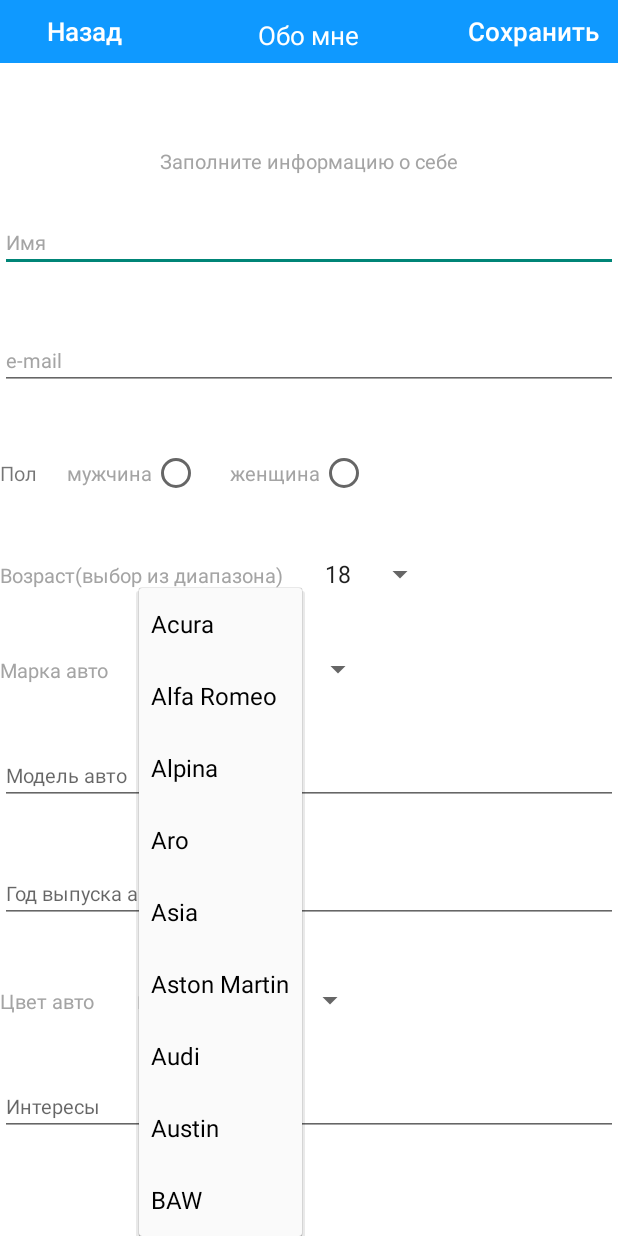
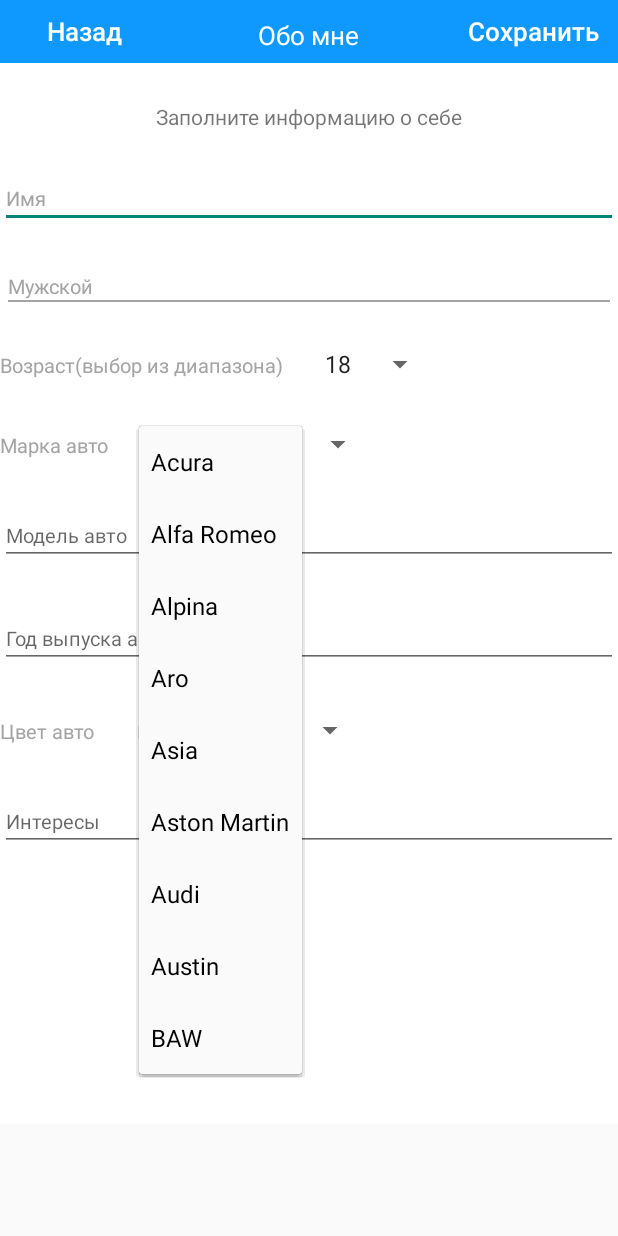
Before and after one commit to Dima2407/smapl, an Android app: the fragment AboutYourselfFragment shown on its own in the app's theme, after a tap on "Acura", on a phone screen of 412 x 824 dp. Run offline under Robolectric (Android 15) with nearby library versions, the phone set to English and light mode, and no system bars; our stand-ins replace data binding; 4 statements that could not run were skipped; 3 other taps on this screen came first.

Commit message:
Changes in UI on AboutYourSelf screen

```diff
--- a/app/src/main/java/com/smapl_android/ui/fragments/AboutYourselfFragment.java
+++ b/app/src/main/java/com/smapl_android/ui/fragments/AboutYourselfFragment.java
@@ -1,15 +1,19 @@
 package com.smapl_android.ui.fragments;
 
 import android.databinding.DataBindingUtil;
+import android.graphics.Typeface;
 import android.os.Bundle;
 import android.support.annotation.Nullable;
 import android.support.v4.app.Fragment;
 import android.view.LayoutInflater;
 import android.view.View;
 import android.view.ViewGroup;
+import android.widget.AdapterView;
+import android.widget.ArrayAdapter;
 import android.widget.EditText;
-import android.widget.RadioGroup;
 import android.widget.Spinner;
+import android.widget.TextView;
+
 import com.smapl_android.R;
 import com.smapl_android.core.validation.ValidationException;
 import com.smapl_android.core.validation.Validators;
@@ -27,14 +31,20 @@ public class AboutYourselfFragment extends BaseFragment {
     private UserInfoViewModel user;
     private Presenter presenter = new Presenter();
 
-    private RadioGroup gender;
+    // private RadioGroup gender;
     private Spinner age;
     private Spinner carBrand;
     private EditText carYearOfIssue;
     private Spinner carColor;
     private EditText name;
-    private EditText email;
+    // private EditText email;
     private EditText carModel;
+    //private EditText editGender;
+    //private RelativeLayout layoutGender;
+    private Spinner spinnerGender;
+    // private View viewGender;
+    private TextView txtTitle;
+    private TextView txtSpinnerGenderDefault;
 
     @Nullable
     @Override
@@ -50,15 +60,34 @@ public class AboutYourselfFragment extends BaseFragment {
     public void onViewCreated(View view, @Nullable Bundle savedInstanceState) {
         super.onViewCreated(view, savedInstanceState);
 
+        /*Typeface face;
+        face = Typeface.createFromAsset(getActivity().getAssets(), "font/text_style.otf");*/
+
+        txtTitle = (TextView) view.findViewById(R.id.text_about_yourself);
+        // txtTitle.setTypeface(face);
         name = (EditText) view.findViewById(R.id.edit_about_yourself_name);
-        email = (EditText) view.findViewById(R.id.edit_about_yourself_email);
-        gender = (RadioGroup) view.findViewById(R.id.radio_group_about_yourself_gender);
+        // email = (EditText) view.findViewById(R.id.edit_about_yourself_email);
+        // gender = (RadioGroup) view.findViewById(R.id.radio_group_about_yourself_gender);
         age = (Spinner) view.findViewById(R.id.spinner_about_yourself_age);
         carBrand = (Spinner) view.findViewById(R.id.spinner_about_yourself_car_brand);
         carYearOfIssue = (EditText) view.findViewById(R.id.edit_about_yourself_car_yaer_of_issue);
         carColor = (Spinner) view.findViewById(R.id.spinner_about_yourself_car_color);
         carModel = (EditText) view.findViewById(R.id.edit_about_yourself_car_model);
-
+        txtSpinnerGenderDefault = (TextView) view.findViewById(R.id.txt_spinner_gender_default);
+        //layoutGender = (RelativeLayout) view.findViewById(R.id.layout_gender_registration);
+        //  editGender = (EditText) view.findViewById(R.id.edit_gender_registration);
+        spinnerGender = (Spinner) view.findViewById(R.id.spinner_gender_registration);
+        //ArrayAdapter<CharSequence> adapter = new ArrayAdapter<CharSequence>(getContext(), R.layout.row_text_spinner);
+        ArrayAdapter<CharSequence> adapter = ArrayAdapter.createFromResource(getContext(), R.array.gender, R.layout.row_text_spinner);
+        adapter.setDropDownViewResource(R.layout.row_text_spinner_down);
+        spinnerGender.setAdapter(adapter);
+        txtSpinnerGenderDefault.setOnClickListener(new View.OnClickListener() {
+            @Override
+            public void onClick(View v) {
+                txtSpinnerGenderDefault.setVisibility(View.GONE);
+                spinnerGender.performClick();
+            }
+        });
     }
 
     private void registration() {
@@ -75,8 +104,8 @@ public class AboutYourselfFragment extends BaseFragment {
 
         user.phone.set(phoneNumber);
         user.password.set(password);
-        if (gender.getCheckedRadioButtonId() >= 0)
-            user.gender.set(gender.getCheckedRadioButtonId() == R.id.radio_about_yourself_man ? GENDER_MAN : GENDER_WOMAN);
+        //if (gender.getCheckedRadioButtonId() >= 0)
+        //    user.gender.set(gender.getCheckedRadioButtonId() == R.id.radio_about_yourself_man ? GENDER_MAN : GENDER_WOMAN);
         user.age.set(age.getSelectedItem().toString());
         user.carBrand.set(carBrand.getSelectedItem().toString());
         user.carYearOfIssue.set(carYearOfIssue.getText().toString());
@@ -101,12 +130,12 @@ public class AboutYourselfFragment extends BaseFragment {
             isValidate = false;
         }
 
-        try {
+      /*  try {
             Validators.getEmailValidator(getContext()).validate(email.getText().toString());
         } catch (ValidationException e) {
             email.setError(e.getMessage());
             isValidate = false;
-        }
+        }*/
 
         try {
             Validators.getCarModelValidator(getContext()).validate(carModel.getText().toString());
--- /dev/null
+++ b/app/src/main/java/com/smapl_android/ui/widgets/AboutYourSelfSpinner.java
@@ -0,0 +1,14 @@
+package com.smapl_android.ui.widgets;
+
+import android.content.Context;
+import android.widget.Spinner;
+
+/**
+ * Created by dimazatolokin on 08.09.17.
+ */
+
+public class AboutYourSelfSpinner extends Spinner {
+    public AboutYourSelfSpinner(Context context) {
+        super(context);
+    }
+}
--- a/app/src/main/res/layout/fragment_about_yourself.xml
+++ b/app/src/main/res/layout/fragment_about_yourself.xml
@@ -22,8 +22,8 @@
         <LinearLayout
             android:layout_width="match_parent"
             android:layout_height="match_parent"
-            android:orientation="vertical"
-            android:background="@android:color/white">
+            android:background="@android:color/white"
+            android:orientation="vertical">
 
             <LinearLayout
                 android:id="@+id/linear_about_yourself_menu"
@@ -73,76 +73,78 @@
                 android:id="@+id/text_about_yourself"
                 android:layout_width="match_parent"
                 android:layout_height="wrap_content"
-                android:layout_marginTop="56dp"
+                android:layout_marginTop="26dp"
                 android:text="@string/text_about_yourself"
-                android:textAlignment="center"
-                android:textColor="@color/about_yourself_hint"
-                android:textSize="@dimen/core_text_size" />
+                android:textAlignment="center" />
 
             <EditText
                 android:id="@+id/edit_about_yourself_name"
+                style="@style/TextStyle"
                 android:layout_width="match_parent"
                 android:layout_height="wrap_content"
                 android:layout_marginTop="25dp"
-                android:textSize="@dimen/core_text_size"
                 android:hint="@string/name"
                 android:imeOptions="actionDone"
                 android:text="@{user.name}"
                 android:textColorHint="@color/about_yourself_hint"
                 app:addTextChangedListener="@{user.nameTextWatcher}" />
 
-            <EditText
+            <!--<EditText
                 android:id="@+id/edit_about_yourself_email"
+                style="@style/TextStyle"
                 android:layout_width="match_parent"
                 android:layout_height="wrap_content"
-                android:textSize="@dimen/core_text_size"
                 android:layout_marginTop="@dimen/about_yourself_indent"
                 android:hint="@string/email"
                 android:text="@{user.email}"
                 android:textColorHint="@color/about_yourself_hint"
-                app:addTextChangedListener="@{user.emailTextWatcher}" />
+                app:addTextChangedListener="@{user.emailTextWatcher}" />-->
 
-            <RadioGroup
-                android:id="@+id/radio_group_about_yourself_gender"
+
+            <!-- <EditText
+                 android:id="@+id/edit_gender_registration"
+                 style="@style/TextStyle"
+                 android:layout_width="match_parent"
+                 android:layout_height="wrap_content"
+
+                 android:textColorHint="@color/about_yourself_hint" />
+
+             <View
+                 android:id="@+id/view_gender_registration"
+                 android:layout_width="match_parent"
+                 android:layout_height="match_parent"
+                 android:layout_alignBottom="@id/edit_gender_registration"
+                 android:layout_alignTop="@id/edit_gender_registration"/>-->
+
+            <RelativeLayout
                 android:layout_width="match_parent"
                 android:layout_height="wrap_content"
-                android:layout_marginTop="@dimen/about_yourself_indent"
-                android:orientation="horizontal">
+                android:layout_marginLeft="5dp"
+                android:layout_marginRight="5dp"
+                android:layout_marginTop="@dimen/about_yourself_indent">
+
+                <Spinner
+                    android:id="@+id/spinner_gender_registration"
+                    style="@style/spinner_gender"
+                    android:layout_width="match_parent"
+                    android:layout_height="wrap_content"
+                    android:entries="@array/gender" />
 
                 <TextView
-                    android:layout_width="wrap_content"
-                    android:layout_height="wrap_content"
-                    android:text="@string/gender"
-                    android:textColorHint="@color/about_yourself_hint"
-                    android:textSize="@dimen/core_text_size" />
+                    android:id="@+id/txt_spinner_gender_default"
+                    style="@style/TextStyle"
+                    android:layout_width="match_parent"
+                    android:layout_height="match_parent"
+                    android:background="@android:color/white"
+                    android:text="@string/gender" />
 
-                <TextView
-                    android:layout_width="wrap_content"
-                    android:layout_height="wrap_content"
-                    android:text="@string/man"
-                    android:layout_marginLeft="20dp"
-                    android:textColor="@color/about_yourself_hint"
-                    android:textSize="@dimen/core_text_size" />
+                <View
+                    android:layout_width="match_parent"
+                    android:layout_height="1dp"
+                    android:layout_below="@id/spinner_gender_registration"
+                    android:background="@color/about_yourself_hint" />
 
-                <RadioButton
-                    android:id="@+id/radio_about_yourself_man"
-                    android:layout_width="wrap_content"
-                    android:layout_height="wrap_content" />
-
-                <TextView
-                    android:layout_width="wrap_content"
-                    android:layout_height="wrap_content"
-                    android:text="@string/woman"
-                    android:layout_marginLeft="20dp"
-                    android:textColor="@color/about_yourself_hint"
-                    android:textSize="@dimen/core_text_size" />
-
-                <RadioButton
-                    android:id="@+id/radio_about_yourself_woman"
-                    android:layout_width="wrap_content"
-                    android:layout_height="wrap_content" />
-
-            </RadioGroup>
+            </RelativeLayout>
 
             <LinearLayout
                 android:layout_width="match_parent"
@@ -151,11 +153,11 @@
                 android:orientation="horizontal">
 
                 <TextView
+                    style="@style/TextStyle"
                     android:layout_width="wrap_content"
                     android:layout_height="wrap_content"
                     android:text="@string/text_about_yourself_age"
-                    android:textColor="@color/about_yourself_hint"
-                    android:textSize="@dimen/core_text_size" />
+                    android:textColor="@color/about_yourself_hint" />
 
                 <Spinner
                     android:id="@+id/spinner_about_yourself_age"
@@ -173,11 +175,10 @@
                 android:orientation="horizontal">
 
                 <TextView
+                    style="@style/TextStyle"
                     android:layout_width="wrap_content"
                     android:layout_height="wrap_content"
-                    android:text="@string/text_about_yourself_car_brand"
-                    android:textColor="@color/about_yourself_hint"
-                    android:textSize="@dimen/core_text_size" />
+                    android:text="@string/text_about_yourself_car_brand" />
 
                 <Spinner
                     android:id="@+id/spinner_about_yourself_car_brand"
@@ -190,18 +191,18 @@
 
             <EditText
                 android:id="@+id/edit_about_yourself_car_model"
+                style="@style/TextStyle"
                 android:layout_width="match_parent"
                 android:layout_height="wrap_content"
                 android:layout_marginTop="@dimen/about_yourself_indent"
                 android:hint="@string/car_model"
                 android:imeOptions="actionDone"
                 android:text="@{user.carModel}"
-                android:textColor="@color/about_yourself_hint"
-                android:textSize="@dimen/core_text_size"
                 app:addTextChangedListener="@{user.carModelTextWatcher}" />
 
             <EditText
                 android:id="@+id/edit_about_yourself_car_yaer_of_issue"
+                style="@style/TextStyle"
                 android:layout_width="match_parent"
                 android:layout_height="wrap_content"
                 android:layout_marginTop="@dimen/about_yourself_indent"
@@ -210,8 +211,6 @@
                 android:inputType="number"
                 android:maxLength="4"
                 android:text="@{user.carYearOfIssue}"
-                android:textColor="@color/about_yourself_hint"
-                android:textSize="@dimen/core_text_size"
                 app:addTextChangedListener="@{user.carYearTextWatcher}" />
 
             <LinearLayout
@@ -221,11 +220,10 @@
                 android:orientation="horizontal">
 
                 <TextView
+                    style="@style/TextStyle"
                     android:layout_width="wrap_content"
                     android:layout_height="wrap_content"
-                    android:text="@string/text_about_yourself_car_color"
-                    android:textColor="@color/about_yourself_hint"
-                    android:textSize="@dimen/core_text_size" />
+                    android:text="@string/text_about_yourself_car_color" />
 
                 <Spinner
                     android:id="@+id/spinner_about_yourself_car_color"
@@ -238,14 +236,13 @@
 
             <EditText
                 android:id="@+id/edit_about_yourself_interests"
+                style="@style/TextStyle"
                 android:layout_width="match_parent"
                 android:layout_height="wrap_content"
+                android:layout_marginBottom="182dp"
                 android:layout_marginTop="@dimen/about_yourself_indent"
                 android:hint="@string/hint_interests"
                 android:text="@{user.interests}"
-                android:textColor="@color/about_yourself_hint"
-                android:textSize="@dimen/core_text_size"
-                android:layout_marginBottom="182dp"
                 app:addTextChangedListener="@{user.interestsTextWatcher}" />
 
         </LinearLayout>
--- /dev/null
+++ b/app/src/main/res/layout/row_text_spinner.xml
@@ -0,0 +1,8 @@
+<?xml version="1.0" encoding="utf-8"?>
+<TextView xmlns:android="http://schemas.android.com/apk/res/android"
+    android:layout_width="match_parent"
+    android:layout_height="match_parent"
+    android:textSize="13sp"
+    android:textColor="@color/about_yourself_hint">
+
+</TextView>
--- /dev/null
+++ b/app/src/main/res/layout/row_text_spinner_down.xml
@@ -0,0 +1,10 @@
+<?xml version="1.0" encoding="utf-8"?>
+<TextView xmlns:android="http://schemas.android.com/apk/res/android"
+    android:layout_width="match_parent"
+    android:layout_height="match_parent"
+    android:paddingBottom="5dp"
+    android:paddingTop="5dp"
+    android:textColor="@color/about_yourself_hint"
+    android:textSize="13sp">
+
+</TextView>
--- a/app/src/main/res/values/dimens.xml
+++ b/app/src/main/res/values/dimens.xml
@@ -17,7 +17,7 @@
     <dimen name="login_white_shape_hight">216dp</dimen>
     <dimen name="btn_facebook_margin_top">25dp</dimen>
     <dimen name="btn_facebook_margin_bottom">29dp</dimen>
-    <dimen name="about_yourself_indent">39dp</dimen>
+    <dimen name="about_yourself_indent">29dp</dimen>
     <dimen name="load_car_photo_size">134dp</dimen>
     <dimen name="text_menu_below_size">10sp</dimen>
     <dimen name="menu_below_item_padding_top">0dp</dimen>
--- a/app/src/main/res/values/strings.xml
+++ b/app/src/main/res/values/strings.xml
@@ -154,4 +154,9 @@
         <item>автомобили</item>
         <item>активный отдых</item>
     </string-array>
+
+    <string-array name="gender">
+        <item>Мужской</item>
+        <item>Женский</item>
+    </string-array>
 </resources>
--- a/app/src/main/res/values/styles.xml
+++ b/app/src/main/res/values/styles.xml
@@ -8,4 +8,14 @@
         <item name="colorAccent">@color/colorAccent</item>
     </style>
 
+    <style name="TextStyle">
+        <item name="android:textSize">13sp</item>
+        <item name="android:textColor">#a4a4a4</item>
+    </style>
+
+    <style name="spinner_gender">
+        <item name="android:background">@android:color/white</item>
+        <item name="android:textColor">@color/about_yourself_hint</item>
+        <item name="android:color">@color/about_yourself_hint</item>
+    </style>
 </resources>
```
